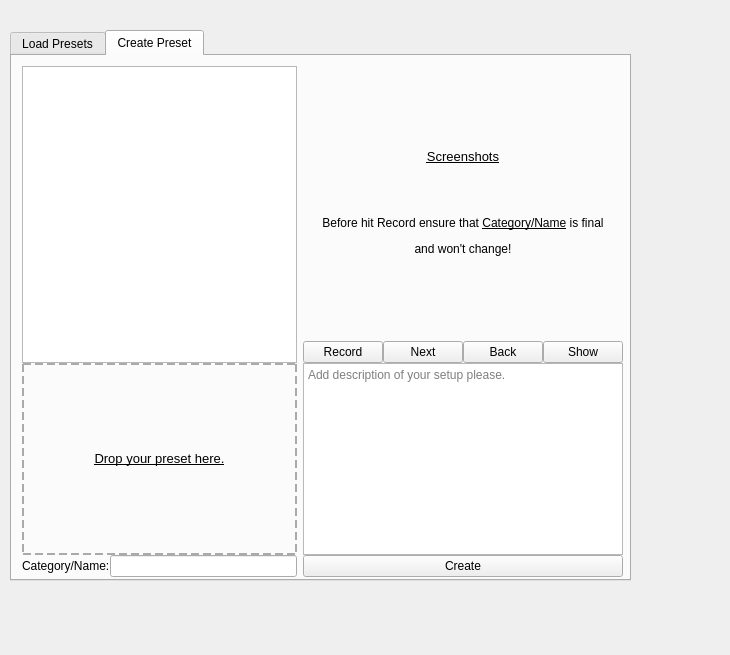
Above: presets_ui.ui from DmoFX/Houdini_Presets_Tool before the change. Below: the same form after it.
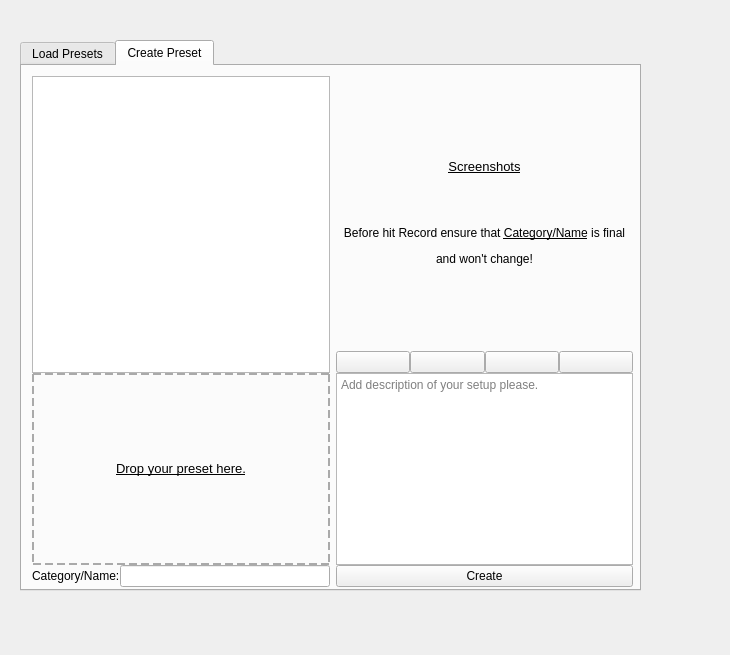
That is the form after the change. The open tabs and pages were chosen to show the change.

Commit message: Updated buttons icons, preview images etc.

The edit to the form file:
```diff
--- a/presets_ui.ui
+++ b/presets_ui.ui
@@ -16,8 +16,8 @@
   <widget class="QTabWidget" name="tabWidget">
    <property name="geometry">
     <rect>
-     <x>10</x>
-     <y>30</y>
+     <x>20</x>
+     <y>40</y>
      <width>621</width>
      <height>551</height>
     </rect>
@@ -307,21 +307,31 @@
          </widget>
         </item>
         <item>
-         <layout class="QHBoxLayout" name="horizontalLayout" stretch="2,1,1,2">
+         <layout class="QHBoxLayout" name="horizontalLayout" stretch="0,0,0,0">
           <property name="spacing">
            <number>0</number>
           </property>
           <item>
            <widget class="QPushButton" name="btn_r_record">
             <property name="text">
-             <string>Record</string>
+             <string/>
+            </property>
+           </widget>
+          </item>
+          <item>
+           <widget class="QPushButton" name="btn_r_back">
+            <property name="toolTip">
+             <string>&lt;html&gt;&lt;head/&gt;&lt;body&gt;&lt;p&gt;Back image.&lt;/p&gt;&lt;/body&gt;&lt;/html&gt;</string>
+            </property>
+            <property name="text">
+             <string/>
             </property>
            </widget>
           </item>
           <item>
            <widget class="QPushButton" name="btn_r_next">
             <property name="text">
-             <string>Next</string>
+             <string/>
             </property>
             <property name="autoExclusive">
              <bool>false</bool>
@@ -331,17 +341,10 @@
             </property>
            </widget>
           </item>
-          <item>
-           <widget class="QPushButton" name="btn_r_back">
-            <property name="text">
-             <string>Back</string>
-            </property>
-           </widget>
-          </item>
           <item>
            <widget class="QPushButton" name="btn_r_show">
             <property name="text">
-             <string>Show</string>
+             <string/>
             </property>
            </widget>
           </item>
```
Left out of the diff: 34 changed lines with no effect on the pictures. The commit also changes 7 other files.
